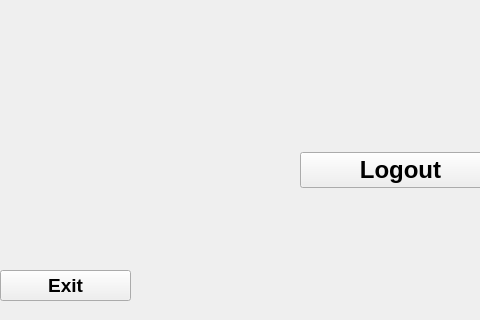
Qt form LoginApp/WelcomeScreen.ui (bytesenseidk/Machine-Learning) before a commit; both pictures show x 0 to 480 and y 280 to 600 of the 800 by 600 pixel window.
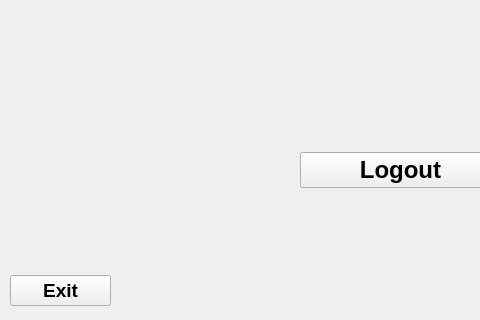
The same form after that commit.

```diff
--- a/LoginApp/WelcomeScreen.ui
+++ b/LoginApp/WelcomeScreen.ui
@@ -81,10 +81,10 @@
    <widget class="QWidget" name="verticalWidget_4" native="true">
     <property name="geometry">
      <rect>
-      <x>0</x>
-      <y>530</y>
-      <width>131</width>
-      <height>71</height>
+      <x>10</x>
+      <y>540</y>
+      <width>101</width>
+      <height>61</height>
      </rect>
     </property>
     <layout class="QVBoxLayout" name="BottomLayout_2">
```
Left out of the diff: 6 changed lines with no effect on the pictures.
